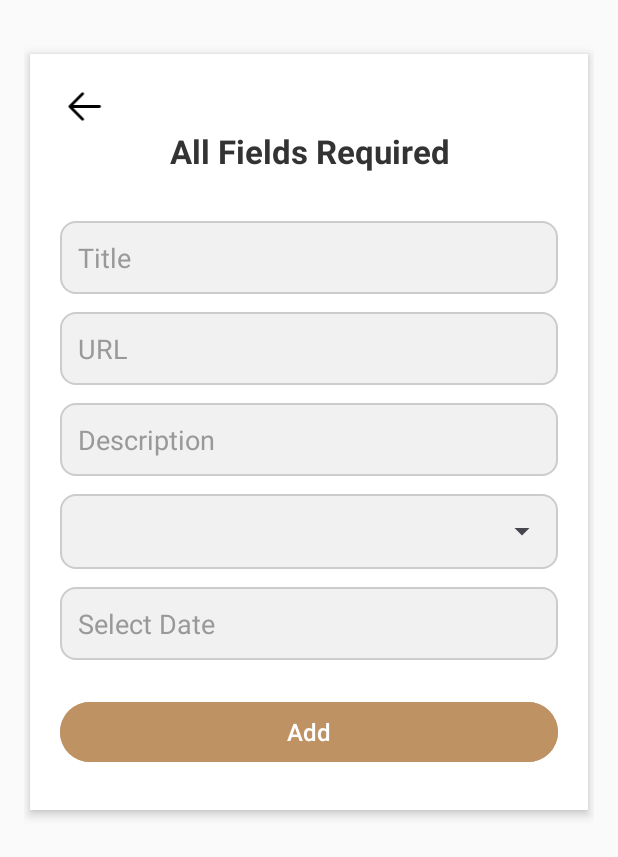
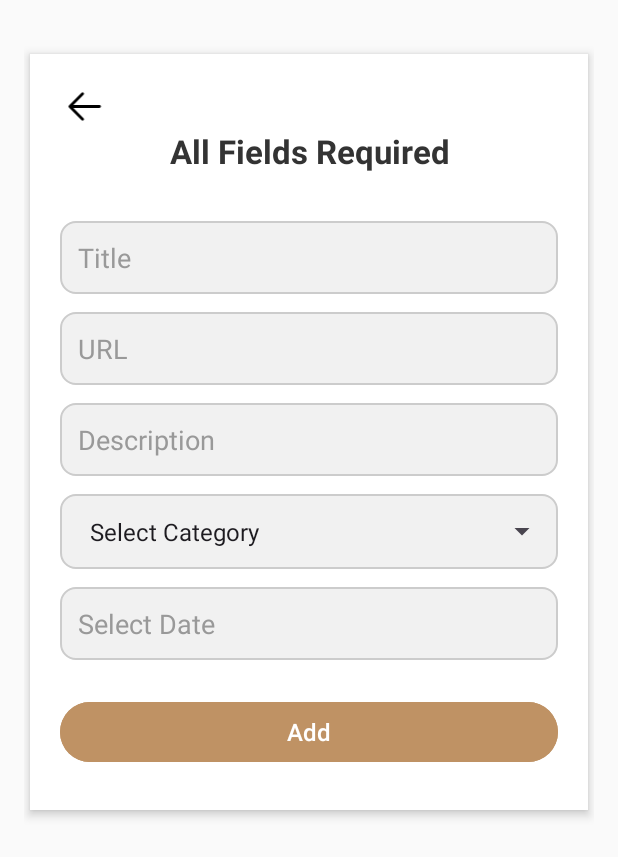
Before and after one commit to yawnyong/Bookmarker, an Android app: the layout activity_add_bookmark.xml on its own in the app's theme, with its tools: preview values and no code run, on a phone screen of 412 x 824 dp. Shown: the top 857 px of the screen. Run offline under Robolectric (Android 15) with nearby library versions, the phone set to English and light mode, and no system bars; Roboto replaces fonts that are not available here.

Commit message:
Bookmarker

```diff
--- a/app/src/main/res/layout/activity_add_bookmark.xml
+++ b/app/src/main/res/layout/activity_add_bookmark.xml
@@ -75,6 +75,7 @@
                 android:id="@+id/categorySpinner"
                 android:layout_width="match_parent"
                 android:layout_height="50dp"
+                android:entries="@array/category_options"
                 android:padding="12dp" />
 
         </LinearLayout>
--- a/app/src/main/res/layout/bookmark_item.xml
+++ b/app/src/main/res/layout/bookmark_item.xml
@@ -59,7 +59,7 @@
             android:layout_width="match_parent"
             android:layout_height="wrap_content"
             android:orientation="horizontal"
-            android:paddingTop="4dp">
+            android:paddingTop="8dp">
 
             <TextView
                 android:id="@+id/tvCategory"
@@ -95,6 +95,7 @@
             android:layout_height="48dp"
             android:background="?attr/selectableItemBackgroundBorderless"
             android:contentDescription="@string/edit_image"
+            android:paddingBottom="8dp"
             android:src="@drawable/ic_edit"
             app:layout_constraintEnd_toEndOf="parent"
             app:layout_constraintStart_toStartOf="parent"
@@ -107,6 +108,7 @@
             android:layout_height="48dp"
             android:background="?attr/selectableItemBackgroundBorderless"
             android:contentDescription="@string/delete_image"
+            android:paddingTop="8dp"
             android:src="@drawable/ic_delete"
             app:layout_constraintBottom_toBottomOf="parent"
             app:layout_constraintEnd_toEndOf="parent"
--- a/app/src/main/res/values/strings.xml
+++ b/app/src/main/res/values/strings.xml
@@ -24,6 +24,14 @@
     <string name="hint_date">Select Date</string>
     <string name="add_btn">Add</string>
 
+    <string-array name="category_options">
+        <item>Select Category</item>
+        <item>Social Media</item>
+        <item>Entertainment</item>
+        <item>Games</item>
+        <item>Programming</item>
+    </string-array>
+
     <!--Bookmark Item-->
     <string name="icon_text">A</string>
     <string name="bookmark_title">Bookmark Title</string>
```
Also changed, not shown: app/src/main/java/com/example/bookmarker/AddBookmark.kt (+8 -11 lines).
